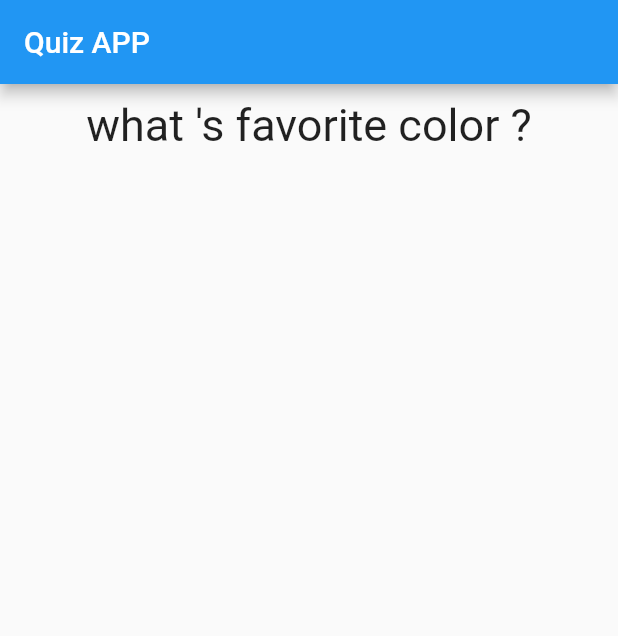
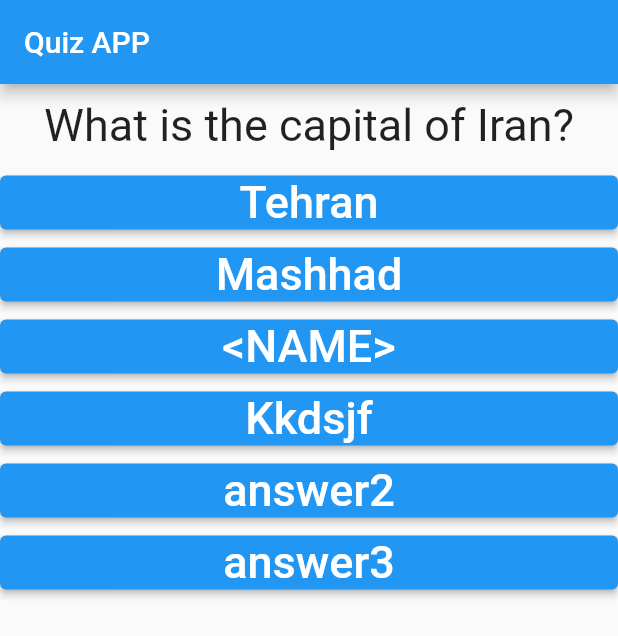
Before and after one commit to YousifAladower/quize1, a Flutter app: the screen it shows after launch, on a phone screen of 412 x 824 dp. Shown: the top 636 px of the screen. Run offline on Flutter 3.47's test engine with Material 2 defaults, Android fonts, the light colour scheme and no system bars.

Commit message:
question1

```diff
--- a/lib/answer.dart
+++ b/lib/answer.dart
@@ -1,9 +1,21 @@
 import 'package:flutter/material.dart';
 
 class Asnwer extends StatelessWidget {
+  final String answerText;
+   final void Function() press;
+
+  Asnwer(this.press,this.answerText);
   @override
   Widget build(BuildContext context) {
-    return Container();
+    return Container(
+      width: double.infinity,
+      child: ElevatedButton(
+             child: Text(answerText,
+             style: TextStyle(fontSize: 30),
+             ),
+             onPressed: press,
+             ),
+    );
   }
 
 }
--- a/lib/main.dart
+++ b/lib/main.dart
@@ -1,5 +1,7 @@
 import 'package:flutter/material.dart';
+import 'package:quize1/answer.dart';
 import 'package:quize1/question.dart';
+
 
 void main(){
    return runApp(MyApp());
@@ -11,10 +13,29 @@ class MyApp extends StatefulWidget {
 
 class _MyAppState extends State<MyApp> {
 
-final _questions = [
-  'what \'s favorite color ?',
-  'what \'s favorite anamels ?',
-  'what \'s favorite place ?'
+int _questionsIdix=0;
+void answerQuestion()
+{
+  if(_questionsIdix==1)
+  _questionsIdix=-1;
+  setState(() {
+    _questionsIdix++;
+  });
+  print(_questionsIdix);
+  print("Yousif");
+}
+
+final List<Map<String, Object>> _questions = [
+
+  {
+    "questionText":"What is the capital of Iran?",
+     "answers": ["Tehran","Mashhad", "<NAME>", "Kkdsjf"]
+  },
+  {
+    "questionText":"what 's favorite anamels ?",
+    "answers": ["YOUS","AD", "ADF", "ASDFD"]
+  },
+
 ];
   @override
   Widget build(BuildContext context) {
@@ -26,7 +47,15 @@ final _questions = [
         body: Container(
           child: Column(
             children: [
-             Questions(_questions[0])
+             Questions(_questions[_questionsIdix]['questionText'] as String),
+              ...(_questions[_questionsIdix]['answers'] as List<String> ).map((answer)
+              {
+                return  Asnwer(answerQuestion,answer);
+
+              }).toList(),
+
+             Asnwer(answerQuestion,"answer2"),
+             Asnwer(answerQuestion,"answer3"),
             ],
           ),
          // child:Questions(_questions[1])
```
